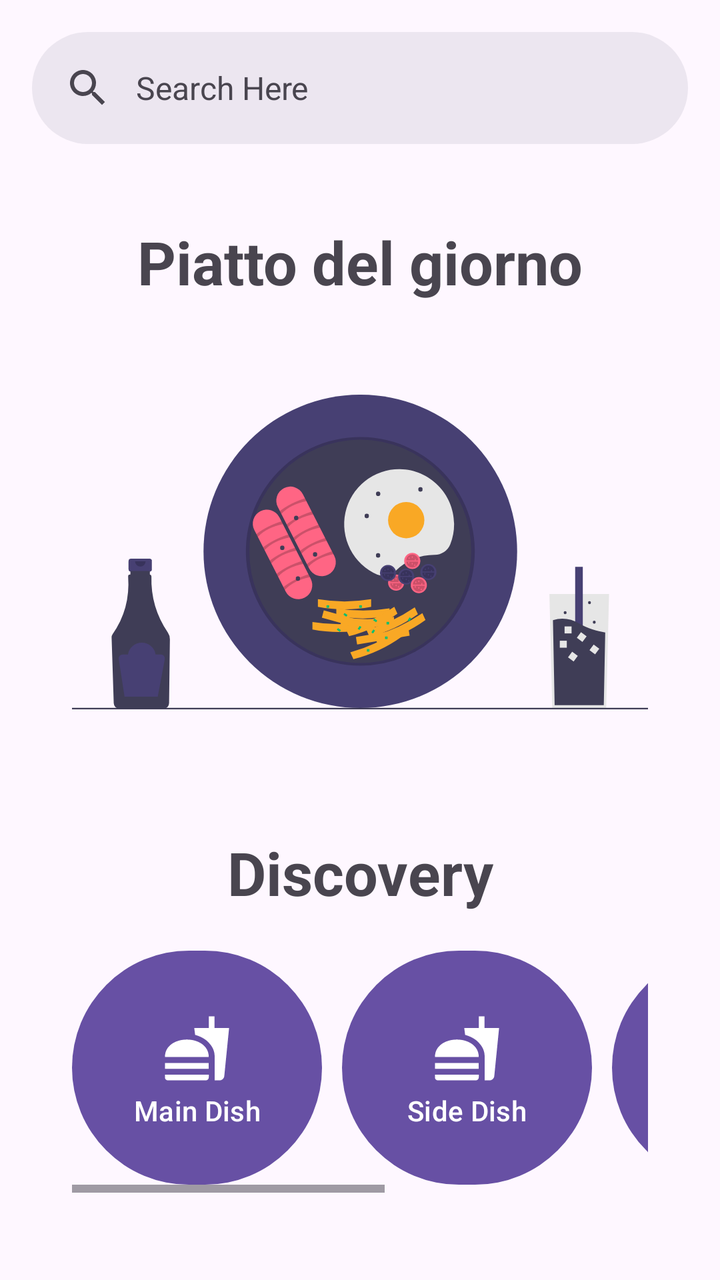
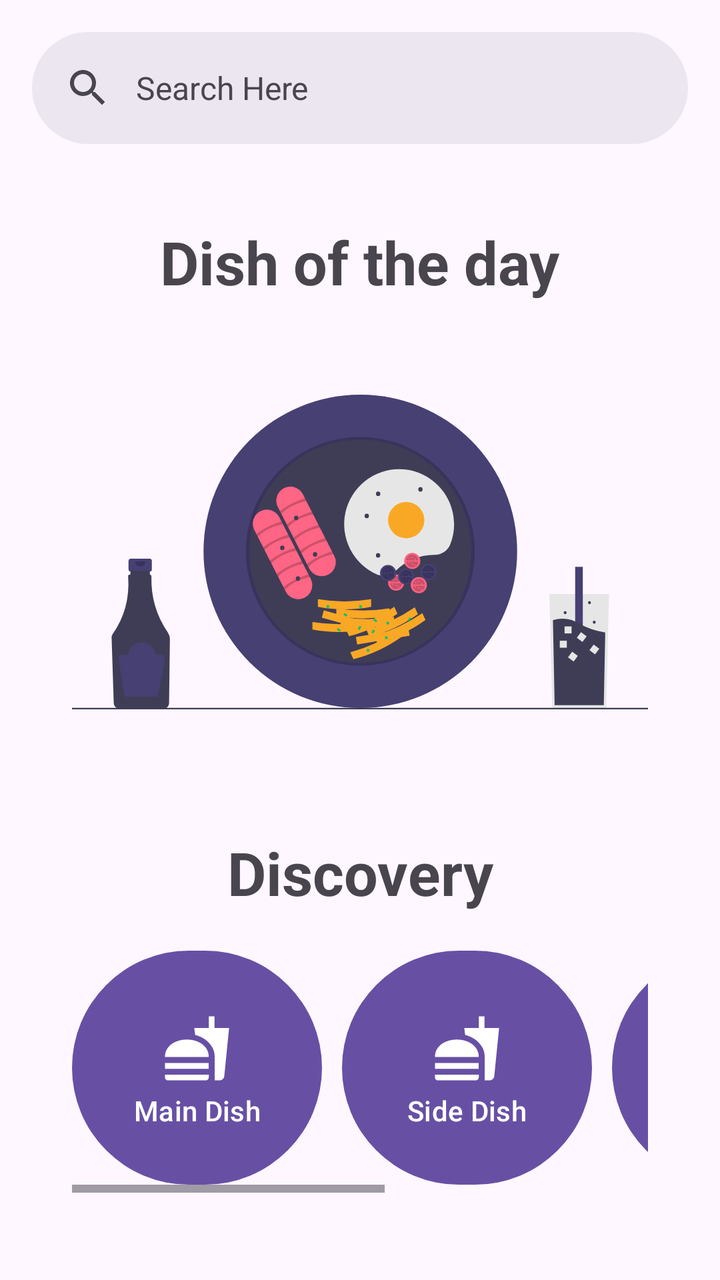

Before-and-after screenshots of an Android layout around one commit, followed by the original layout XML and the change that was made.
<!-- AndroidManifest.xml: application theme Theme.Food_alchemy -->
<!-- res/layout/fragment_home.xml -->
<?xml version="1.0" encoding="utf-8"?>
<androidx.constraintlayout.widget.ConstraintLayout xmlns:android="http://schemas.android.com/apk/res/android"
    xmlns:app="http://schemas.android.com/apk/res-auto"
    xmlns:tools="http://schemas.android.com/tools"
    android:layout_width="match_parent"
    android:layout_height="match_parent"
    android:id="@+id/constraitLayout"
    tools:context=".ui.main.MainActivity">

    
    <androidx.coordinatorlayout.widget.CoordinatorLayout
        android:id="@+id/coordinatorLayout"
        android:layout_width="match_parent"
        android:layout_height="match_parent">

        
        <androidx.core.widget.NestedScrollView
            android:layout_width="match_parent"
            android:layout_height="match_parent"
            app:layout_behavior="@string/searchbar_scrolling_view_behavior">
            

                <androidx.constraintlayout.widget.ConstraintLayout
                    android:layout_marginTop="85dp"
                    android:layout_width="match_parent"
                    android:layout_height="match_parent">

                    <androidx.constraintlayout.widget.Guideline
                        android:id="@+id/guideline27"
                        android:layout_width="wrap_content"
                        android:layout_height="wrap_content"
                        android:orientation="horizontal"
                        app:layout_constraintGuide_percent="0.05" />

                    <androidx.constraintlayout.widget.Guideline
                        android:id="@+id/guideline28"
                        android:layout_width="wrap_content"
                        android:layout_height="wrap_content"
                        android:orientation="horizontal"
                        app:layout_constraintGuide_percent="0.95" />

                    <androidx.constraintlayout.widget.Guideline
                        android:id="@+id/guideline29"
                        android:layout_width="wrap_content"
                        android:layout_height="wrap_content"
                        android:orientation="vertical"
                        app:layout_constraintGuide_percent="0.10" />

                    <androidx.constraintlayout.widget.Guideline
                        android:id="@+id/guideline30"
                        android:layout_width="wrap_content"
                        android:layout_height="wrap_content"
                        android:orientation="vertical"
                        app:layout_constraintGuide_percent="0.90" />

                    <TextView
                        app:layout_constraintStart_toEndOf="@id/guideline29"
                        app:layout_constraintEnd_toEndOf="@id/guideline30"
                        app:layout_constraintTop_toTopOf="@id/guideline27"
                        android:textSize="30sp"
                        android:textStyle="bold"
                        android:id="@+id/textView3"
                        android:layout_width="wrap_content"
                        android:layout_height="wrap_content"
                        android:text="Piatto del giorno" />

                    <ImageView
                        android:id="@+id/imageView"
                        android:layout_width="0dp"
                        android:layout_height="250dp"
                        android:backgroundTint="#00000000"
                        android:src="@drawable/undraw_breakfast_psiw"
                        app:contentDescription="@string/login_image"
                        app:layout_constraintTop_toBottomOf="@+id/textView3"
                        app:layout_constraintStart_toEndOf="@+id/guideline29"
                        app:layout_constraintEnd_toStartOf="@+id/guideline30"
                        />

                    <TextView
                        android:layout_marginTop="15dp"
                        app:layout_constraintStart_toStartOf="@id/guideline29"
                        app:layout_constraintEnd_toStartOf="@id/guideline30"
                        app:layout_constraintTop_toBottomOf="@id/imageView"
                        android:textSize="30sp"
                        android:textStyle="bold"
                        android:id="@+id/textView4"
                        android:layout_width="wrap_content"
                        android:layout_height="wrap_content"
                        android:text="Discovery" />


                    <HorizontalScrollView
                        android:layout_marginTop="15dp"
                        android:id="@+id/scrollViewDiscover"
                        android:layout_width="0dp"
                        android:layout_height="wrap_content"
                        app:layout_constraintStart_toStartOf="@id/guideline29"
                        app:layout_constraintEnd_toStartOf="@id/guideline30"
                        app:layout_constraintTop_toBottomOf="@id/textView4"
                        >

                        <LinearLayout
                            android:layout_width="wrap_content"
                            android:layout_height="wrap_content"
                            android:orientation="horizontal">
                            
                            <Button
                                android:layout_width="125dp"
                                android:layout_height="125dp"
                                android:layout_marginRight="10dp"
                                android:text="Main Dish"
                                app:iconGravity="textTop"
                                app:iconSize="35dp"
                                app:icon="@drawable/baseline_fastfood_24"
                                android:id="@+id/pirmo"
                                ></Button>

                            <Button
                                android:layout_width="125dp"
                                android:layout_height="125dp"
                                android:text="Side Dish"
                                android:layout_marginRight="10dp"
                                app:iconGravity="textTop"
                                app:iconSize="35dp"
                                app:icon="@drawable/baseline_fastfood_24"
                                android:id="@+id/secondi"></Button>

                            <Button
                                android:layout_marginRight="10dp"
                                android:layout_width="125dp"
                                android:layout_height="125dp"
                                android:text="Dessert"
                                app:iconGravity="textTop"
                                app:iconSize="35dp"
                                app:icon="@drawable/baseline_fastfood_24"
                                android:id="@+id/dolci"></Button>

                            <Button
                                android:layout_width="125dp"
                                android:layout_height="125dp"
                                android:text="Appetizer"
                                app:iconGravity="textTop"
                                app:iconSize="35dp"
                                app:icon="@drawable/baseline_fastfood_24"
                                android:id="@+id/contorni"></Button>
                        </LinearLayout>

                    </HorizontalScrollView>

                </androidx.constraintlayout.widget.ConstraintLayout>

        </androidx.core.widget.NestedScrollView>

        <com.google.android.material.appbar.AppBarLayout
            android:layout_width="match_parent"
            android:layout_height="wrap_content">

            <com.google.android.material.search.SearchBar
                android:id="@+id/search_bar"
                android:layout_width="match_parent"
                android:layout_height="wrap_content"
                android:hint="@string/search" />
        </com.google.android.material.appbar.AppBarLayout>

        <com.google.android.material.search.SearchView
            android:layout_width="match_parent"
            android:layout_height="match_parent"
            android:hint="@string/search"
            app:layout_anchor="@id/search_bar">

            <androidx.constraintlayout.widget.ConstraintLayout
                android:layout_width="match_parent"
                android:layout_height="match_parent">

                <androidx.constraintlayout.widget.Guideline
                    android:id="@+id/guideline23"
                    android:layout_width="wrap_content"
                    android:layout_height="wrap_content"
                    android:orientation="horizontal"
                    app:layout_constraintGuide_percent="0.02" />

                <androidx.constraintlayout.widget.Guideline
                    android:id="@+id/guideline24"
                    android:layout_width="wrap_content"
                    android:layout_height="wrap_content"
                    android:orientation="horizontal"
                    app:layout_constraintGuide_percent="0.95" />

                <androidx.constraintlayout.widget.Guideline
                    android:id="@+id/guideline25"
                    android:layout_width="wrap_content"
                    android:layout_height="wrap_content"
                    android:orientation="vertical"
                    app:layout_constraintGuide_percent="0.05" />

                <androidx.constraintlayout.widget.Guideline
                    android:id="@+id/guideline26"
                    android:layout_width="wrap_content"
                    android:layout_height="wrap_content"
                    android:orientation="vertical"
                    app:layout_constraintGuide_percent="0.90" />

                

                <TextView
                    android:id="@+id/categories"
                    android:layout_width="wrap_content"
                    android:layout_height="wrap_content"
                    android:text="@string/categories"
                    android:textAlignment="center"
                    android:textSize="22sp"
                    android:textStyle="bold"
                    app:layout_constraintStart_toStartOf="@+id/guideline25"
                    app:layout_constraintTop_toTopOf="@+id/guideline23"
                    tools:ignore="MissingConstraints" />

                <HorizontalScrollView
                    android:id="@+id/scrollViewCategories"
                    android:layout_width="0dp"
                    android:layout_height="wrap_content"
                    app:layout_constraintEnd_toEndOf="@id/guideline26"
                    app:layout_constraintStart_toStartOf="@id/guideline25"
                    app:layout_constraintTop_toBottomOf="@+id/categories">

                    <com.google.android.material.chip.ChipGroup
                        android:id="@+id/chipGroupCategories"
                        android:layout_width="0dp"
                        android:layout_height="wrap_content"
                        android:layout_marginTop="5dp"
                        app:singleLine="true"
                        tools:ignore="MissingConstraints">

                        <com.google.android.material.chip.Chip
                            android:id="@+id/mainCourse"
                            style="@style/Widget.Material3.Chip.Filter"
                            android:layout_width="wrap_content"
                            android:layout_height="wrap_content"
                            android:checked="false"
                            android:text="@string/main_course" />

                        <com.google.android.material.chip.Chip
                            android:id="@+id/sideDish"
                            style="@style/Widget.Material3.Chip.Filter"
                            android:layout_width="wrap_content"
                            android:layout_height="wrap_content"
                            android:checked="false"
                            android:text="@string/side_dish" />

                        <com.google.android.material.chip.Chip
                            android:id="@+id/dessert"
                            style="@style/Widget.Material3.Chip.Filter"
                            android:layout_width="wrap_content"
                            android:layout_height="wrap_content"
                            android:checked="false"
                            android:text="@string/dessert" />

                        <com.google.android.material.chip.Chip
                            android:id="@+id/appetizer"
                            style="@style/Widget.Material3.Chip.Filter"
                            android:layout_width="wrap_content"
                            android:layout_height="wrap_content"
                            android:checked="false"
                            android:text="@string/appetizer" />

                    </com.google.android.material.chip.ChipGroup>
                </HorizontalScrollView>

                

                <TextView
                    android:id="@+id/diet"
                    android:layout_width="wrap_content"
                    android:layout_height="wrap_content"
                    android:layout_marginTop="25dp"
                    android:text="@string/diet"
                    android:textAlignment="center"
                    android:textSize="22sp"
                    android:textStyle="bold"
                    app:layout_constraintStart_toStartOf="@+id/guideline25"
                    app:layout_constraintTop_toBottomOf="@id/scrollViewCategories"
                    tools:ignore="MissingConstraints" />

                <HorizontalScrollView
                    android:id="@+id/scrollViewDiet"
                    android:layout_width="0dp"
                    android:layout_height="wrap_content"
                    app:layout_constraintEnd_toEndOf="@id/guideline26"
                    app:layout_constraintStart_toStartOf="@id/guideline25"
                    app:layout_constraintTop_toBottomOf="@+id/diet">

                    <com.google.android.material.chip.ChipGroup
                        android:id="@+id/groupDiet"
                        android:layout_width="0dp"
                        android:layout_height="wrap_content"
                        android:layout_marginTop="5dp"
                        app:singleLine="true"
                        tools:ignore="MissingConstraints">

                        <com.google.android.material.chip.Chip
                            android:id="@+id/glutenFree"
                            style="@style/Widget.Material3.Chip.Filter"
                            android:layout_width="wrap_content"
                            android:layout_height="wrap_content"
                            android:checked="false"
                            android:text="@string/gluten_free" />

                        <com.google.android.material.chip.Chip
                            android:id="@+id/vegetarian"
                            style="@style/Widget.Material3.Chip.Filter"
                            android:layout_width="wrap_content"
                            android:layout_height="wrap_content"
                            android:checked="false"
                            android:text="@string/vegetarian" />

                        <com.google.android.material.chip.Chip
                            android:id="@+id/vegan"
                            style="@style/Widget.Material3.Chip.Filter"
                            android:layout_width="wrap_content"
                            android:layout_height="wrap_content"
                            android:checked="false"
                            android:text="@string/vegan" />

                    </com.google.android.material.chip.ChipGroup>
                </HorizontalScrollView>

                

                <TextView
                    android:id="@+id/intolerances"
                    android:layout_width="wrap_content"
                    android:layout_height="wrap_content"
                    android:layout_marginTop="25dp"
                    android:text="@string/intolerances"
                    android:textAlignment="center"
                    android:textSize="22sp"
                    android:textStyle="bold"
                    app:layout_constraintStart_toStartOf="@+id/guideline25"
                    app:layout_constraintTop_toBottomOf="@id/scrollViewDiet"
                    tools:ignore="MissingConstraints" />


                <com.google.android.material.chip.ChipGroup
                    android:id="@+id/groupIntolerances"
                    android:layout_width="0dp"
                    android:layout_height="wrap_content"
                    android:layout_marginTop="5dp"
                    app:chipSpacingHorizontal="5dp"
                    app:layout_constraintEnd_toEndOf="@id/guideline26"
                    app:layout_constraintStart_toStartOf="@id/guideline25"
                    app:layout_constraintTop_toBottomOf="@+id/intolerances"
                    app:singleLine="false"
                    tools:ignore="MissingConstraints">

                    <com.google.android.material.chip.Chip
                        android:id="@+id/dairy"
                        style="@style/Widget.Material3.Chip.Filter"
                        android:layout_width="wrap_content"
                        android:layout_height="wrap_content"
                        android:checked="false"
                        android:text="@string/dairy" />

                    <com.google.android.material.chip.Chip
                        android:id="@+id/egg"
                        style="@style/Widget.Material3.Chip.Filter"
                        android:layout_width="wrap_content"
                        android:layout_height="wrap_content"
                        android:checked="false"
                        android:text="@string/egg" />

                    <com.google.android.material.chip.Chip
                        android:id="@+id/grain"
                        style="@style/Widget.Material3.Chip.Filter"
                        android:layout_width="wrap_content"
                        android:layout_height="wrap_content"
                        android:checked="false"
                        android:text="@string/grain" />

                    <com.google.android.material.chip.Chip
                        android:id="@+id/peanut"
                        style="@style/Widget.Material3.Chip.Filter"
                        android:layout_width="wrap_content"
                        android:layout_height="wrap_content"
                        android:checked="false"
                        android:text="@string/peanut" />

                    <com.google.android.material.chip.Chip
                        android:id="@+id/seaFood"
                        style="@style/Widget.Material3.Chip.Filter"
                        android:layout_width="wrap_content"
                        android:layout_height="wrap_content"
                        android:checked="false"
                        android:text="@string/sea_food" />

                    <com.google.android.material.chip.Chip
                        android:id="@+id/sesame"
                        style="@style/Widget.Material3.Chip.Filter"
                        android:layout_width="wrap_content"
                        android:layout_height="wrap_content"
                        android:checked="false"
                        android:text="@string/sesame" />

                    <com.google.android.material.chip.Chip
                        android:id="@+id/shellFish"
                        style="@style/Widget.Material3.Chip.Filter"
                        android:layout_width="wrap_content"
                        android:layout_height="wrap_content"
                        android:checked="false"
                        android:text="@string/shell_fish" />

                    <com.google.android.material.chip.Chip
                        android:id="@+id/soy"
                        style="@style/Widget.Material3.Chip.Filter"
                        android:layout_width="wrap_content"
                        android:layout_height="wrap_content"
                        android:checked="false"
                        android:text="@string/soy" />

                    <com.google.android.material.chip.Chip
                        android:id="@+id/sulfite"
                        style="@style/Widget.Material3.Chip.Filter"
                        android:layout_width="wrap_content"
                        android:layout_height="wrap_content"
                        android:checked="false"
                        android:text="@string/sulfite" />

                    <com.google.android.material.chip.Chip
                        android:id="@+id/treeNut"
                        style="@style/Widget.Material3.Chip.Filter"
                        android:layout_width="wrap_content"
                        android:layout_height="wrap_content"
                        android:checked="false"
                        android:text="@string/tree_nut" />

                    <com.google.android.material.chip.Chip
                        android:id="@+id/wheat"
                        style="@style/Widget.Material3.Chip.Filter"
                        android:layout_width="wrap_content"
                        android:layout_height="wrap_content"
                        android:checked="false"
                        android:text="@string/wheat" />

                </com.google.android.material.chip.ChipGroup>

            </androidx.constraintlayout.widget.ConstraintLayout>
        </com.google.android.material.search.SearchView>
    </androidx.coordinatorlayout.widget.CoordinatorLayout>

</androidx.constraintlayout.widget.ConstraintLayout>
<!-- resources referenced by this layout -->
<resources>
  <!-- drawable baseline_fastfood_24 (drawable) -->
  <vector android:height="200dp" android:tint="#28FD01"
      android:viewportHeight="24" android:viewportWidth="24"
      android:width="200dp" xmlns:android="http://schemas.android.com/apk/res/android">
      <path android:fillColor="@android:color/white" android:pathData="M18.06,22.99h1.66c0.84,0 1.53,-0.64 1.63,-1.46L23,5.05h-5L18,1h-1.97v4.05h-4.97l0.3,2.34c1.71,0.47 3.31,1.32 4.27,2.26 1.44,1.42 2.43,2.89 2.43,5.29v8.05zM1,21.99L1,21h15.03v0.99c0,0.55 -0.45,1 -1.01,1L2.01,22.99c-0.56,0 -1.01,-0.45 -1.01,-1zM16.03,14.99c0,-8 -15.03,-8 -15.03,0h15.03zM1.02,17h15v2h-15z"/>
  </vector>
  <!-- drawable undraw_breakfast_psiw: vector/xml drawable (drawable, 18123 chars, omitted) -->
  <string name="appetizer">Appetizer</string>
  <string name="categories">Categories</string>
  <string name="dairy">Dairy</string>
  <string name="dessert">Dessert</string>
  <string name="diet">Diet</string>
  <string name="egg">Egg</string>
  <string name="gluten_free">Gluten Free</string>
  <string name="grain">Grain</string>
  <string name="intolerances">Intolerances</string>
  <string name="login_image">Login Image</string>
  <string name="main_course">Main Course</string>
  <string name="peanut">Peanut</string>
  <string name="sea_food">Sea Food</string>
  <string name="search">Search Here</string>
  <string name="sesame">Sesame</string>
  <string name="shell_fish">Shell Fish</string>
  <string name="side_dish">Side Dish</string>
  <string name="soy">Soy</string>
  <string name="sulfite">Sulfite</string>
  <string name="tree_nut">Tree Nut</string>
  <string name="vegan">Vegan</string>
  <string name="vegetarian">Vegetarian</string>
  <string name="wheat">Wheat</string>
  <style name="Theme.Food_alchemy" parent="Base.Theme.Food_alchemy" />
  <style name="Base.Theme.Food_alchemy" parent="Theme.Material3.DayNight.NoActionBar">
          
          
      </style>
</resources>

<!-- the commit's change to res/layout/fragment_home.xml (unified diff, before → after) -->
@@ -62,7 +62,7 @@
                         android:id="@+id/textView3"
                         android:layout_width="wrap_content"
                         android:layout_height="wrap_content"
-                        android:text="Piatto del giorno" />
+                        android:text="@string/dish_of_the_day" />
 
                     <ImageView
                         android:id="@+id/imageView"
@@ -86,7 +86,7 @@
                         android:id="@+id/textView4"
                         android:layout_width="wrap_content"
                         android:layout_height="wrap_content"
-                        android:text="Discovery" />
+                        android:text="@string/discovery" />
 
 
                     <HorizontalScrollView
@@ -103,46 +103,46 @@
                             android:layout_width="wrap_content"
                             android:layout_height="wrap_content"
                             android:orientation="horizontal">
-                            
+
                             <Button
                                 android:layout_width="125dp"
                                 android:layout_height="125dp"
                                 android:layout_marginRight="10dp"
-                                android:text="Main Dish"
+                                android:text="@string/main_dish"
                                 app:iconGravity="textTop"
                                 app:iconSize="35dp"
                                 app:icon="@drawable/baseline_fastfood_24"
-                                android:id="@+id/pirmo"
-                                ></Button>
+                                android:id="@+id/pirmo" />
 
                             <Button
                                 android:layout_width="125dp"
                                 android:layout_height="125dp"
-                                android:text="Side Dish"
+                                android:text="@string/side_dish"
                                 android:layout_marginRight="10dp"
                                 app:iconGravity="textTop"
                                 app:iconSize="35dp"
                                 app:icon="@drawable/baseline_fastfood_24"
-                                android:id="@+id/secondi"></Button>
+                                android:id="@+id/secondi" />
 
                             <Button
                                 android:layout_marginRight="10dp"
                                 android:layout_width="125dp"
                                 android:layout_height="125dp"
-                                android:text="Dessert"
+                                android:text="@string/dessert"
                                 app:iconGravity="textTop"
                                 app:iconSize="35dp"
                                 app:icon="@drawable/baseline_fastfood_24"
-                                android:id="@+id/dolci"></Button>
+                                android:id="@+id/dolci" />
 
                             <Button
                                 android:layout_width="125dp"
                                 android:layout_height="125dp"
-                                android:text="Appetizer"
+                                android:text="@string/appetizer"
                                 app:iconGravity="textTop"
                                 app:iconSize="35dp"
                                 app:icon="@drawable/baseline_fastfood_24"
-                                android:id="@+id/contorni"></Button>
+                                android:id="@+id/contorni"
+                                tools:ignore="HardcodedText" />
                         </LinearLayout>
 
                     </HorizontalScrollView>
<!-- resource entries referenced after the edit -->
@@ -12,12 +12,15 @@
   <string name="dairy">Dairy</string>
   <string name="dessert">Dessert</string>
   <string name="diet">Diet</string>
+  <string name="discovery">Discovery</string>
+  <string name="dish_of_the_day">Dish of the day</string>
   <string name="egg">Egg</string>
   <string name="gluten_free">Gluten Free</string>
   <string name="grain">Grain</string>
   <string name="intolerances">Intolerances</string>
   <string name="login_image">Login Image</string>
   <string name="main_course">Main Course</string>
+  <string name="main_dish">Main Dish</string>
   <string name="peanut">Peanut</string>
   <string name="sea_food">Sea Food</string>
   <string name="search">Search Here</string>
